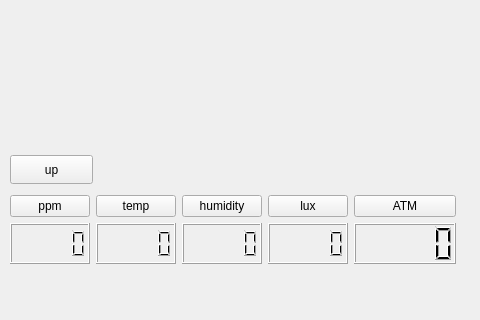
Old version of the form keeMASH.ui in the repository buhtanback/KeeMASH; both pictures show x 0 to 480 and y 285 to 605 of the 848 by 605 pixel window.
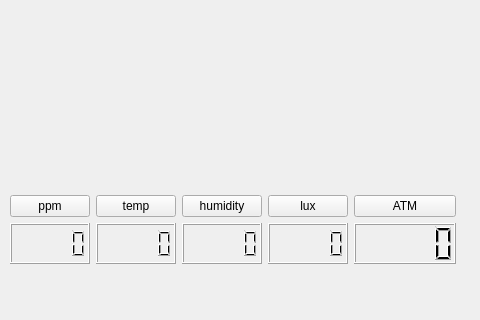
New version of the form.

Commit message: update button update and delete button up

Patch:
```diff
--- a/keeMASH.ui
+++ b/keeMASH.ui
@@ -342,19 +342,6 @@
      </item>
     </layout>
    </widget>
-   <widget class="QPushButton" name="reloB">
-    <property name="geometry">
-     <rect>
-      <x>10</x>
-      <y>440</y>
-      <width>83</width>
-      <height>29</height>
-     </rect>
-    </property>
-    <property name="text">
-     <string>up</string>
-    </property>
-   </widget>
   </widget>
   <widget class="QMenuBar" name="menubar">
    <property name="geometry">
```
The commit also changes 1 other file.
